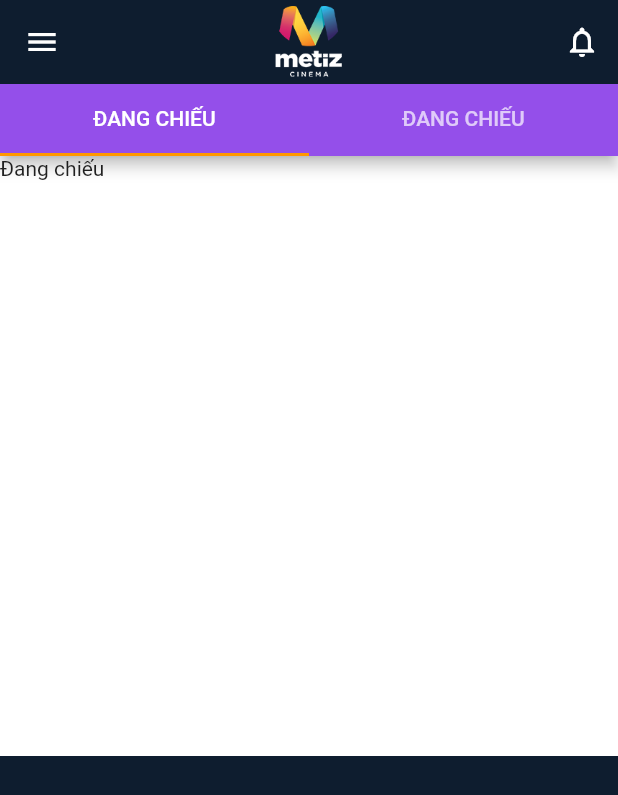
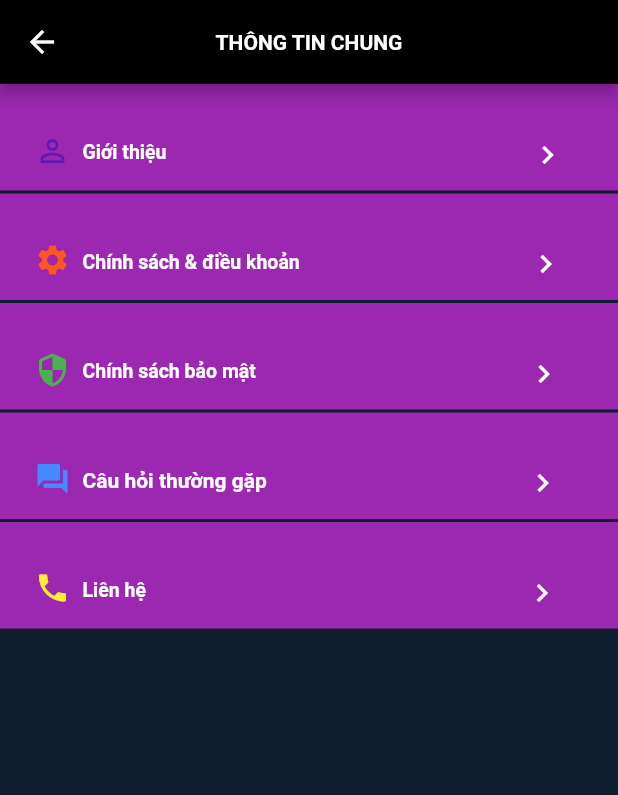
Before and after one commit to nam54828/Metiz_Cinema, a Flutter app: the screen it shows after launch, on a phone screen of 412 x 824 dp. Shown: the top 795 px of the screen. Run offline on Flutter 3.47's test engine with Material 2 defaults, Android fonts, the phone set to English and light mode, and no system bars; Roboto replaces fonts that are missing (Satoshi-bold).

Commit message:
Thông tin chung

```diff
--- /dev/null
+++ b/lib/components/about_introduce.dart
@@ -0,0 +1,77 @@
+import 'package:flutter/material.dart';
+import 'package:metiz_cinema/components/app_bar_home.dart';
+import 'package:metiz_cinema/screen/about.dart';
+
+class Introduce extends StatefulWidget {
+  const Introduce({Key? key}) : super(key: key);
+
+  @override
+  State<Introduce> createState() => _IntroduceState();
+}
+
+class _IntroduceState extends State<Introduce> {
+  @override
+  Widget build(BuildContext context) {
+    return Scaffold(
+      backgroundColor: Color.fromRGBO(14, 29, 47, 1),
+      body: SingleChildScrollView(
+        child: Stack(
+          children: [
+            Container(
+              color: Colors.black,
+              child: Column(
+                children: [
+                  Row(
+                    children: [
+                      Container(
+                        margin: EdgeInsets.only(top: 20, left: 20),
+                        child: IconButton(
+                          onPressed: () {
+                            Navigator.push(context,
+                                MaterialPageRoute(builder: (context) => About()));
+                          },
+                          icon: Icon(Icons.arrow_back),
+                          color: Color.fromRGBO(221, 221, 221, 1),
+                        ),
+                        decoration: BoxDecoration(
+                            color: Color.fromRGBO(255, 255, 255, 0.03),
+                            borderRadius: BorderRadius.circular(50)),
+                      ),
+                      Container(
+                        margin: EdgeInsets.only(left: 90, top: 20),
+                        child: Text(
+                          "GIỚI THIỆU",
+                          style: TextStyle(
+                              fontWeight: FontWeight.bold,
+                              color: Color.fromRGBO(230, 230, 230, 1)),
+                        ),
+                      ),
+                    ],
+                  ),
+                  Container(
+                    child: Stack(
+                      children: [
+                        Container(
+                          child: Image.asset('images/about_introduce.jpg'),
+                        ),
+                        Center(
+                          child: Container(
+                            margin: EdgeInsets.only(top: 150),
+                            child: Image.asset('images/logo_metiz.png',
+                              height: 80,
+                              width: 80,
+                            ),
+                          ),
+                        )
+                      ],
+                    ),
+                  )
+                ],
+              ),
+            ),
+          ],
+        ),
+      ),
+    );
+  }
+}
--- /dev/null
+++ b/lib/components/about_setting.dart
@@ -0,0 +1,21 @@
+import 'package:flutter/material.dart';
+
+class aboutSetting extends StatefulWidget {
+  const aboutSetting({Key? key}) : super(key: key);
+
+  @override
+  State<aboutSetting> createState() => _aboutSettingState();
+}
+
+class _aboutSettingState extends State<aboutSetting> {
+  @override
+  Widget build(BuildContext context) {
+    return Scaffold(
+      body: SingleChildScrollView(
+        child: Container(
+
+        ),
+      ),
+    );
+  }
+}
--- a/lib/components/app_bar_home.dart
+++ b/lib/components/app_bar_home.dart
@@ -1,4 +1,6 @@
 import 'package:flutter/material.dart';
+import 'package:metiz_cinema/main.dart';
+import 'package:metiz_cinema/screen/about.dart';
 import 'package:metiz_cinema/screen/commingsoon.dart';
 import 'package:metiz_cinema/screen/nowshow.dart';
 
@@ -56,6 +58,9 @@ class _AppBarHomeState extends State<AppBarHome> {
             ListTile(
               leading: Icon(Icons.home, color: Colors.green,),
               title: Text('Trang chủ'),
+              onTap: (){
+                Navigator.of(context).push(MaterialPageRoute(builder: (context) => AppBarHome()));
+              },
             ),
             ListTile(
               leading: Icon(Icons.calendar_month, color: Colors.orange,),
@@ -76,6 +81,9 @@ class _AppBarHomeState extends State<AppBarHome> {
             ListTile(
               leading: Icon(Icons.error, color: Colors.lightBlueAccent,),
               title: Text('Về Metiz Cinema'),
+              onTap: (){
+                Navigator.of(context).push(MaterialPageRoute(builder: (context) => About()));
+              },
             ),
           ],
         ),
--- a/lib/main.dart
+++ b/lib/main.dart
@@ -1,5 +1,8 @@
 import 'package:flutter/material.dart';
+import 'package:metiz_cinema/components/about_introduce.dart';
+import 'package:metiz_cinema/components/about_setting.dart';
 import 'package:metiz_cinema/components/app_bar_home.dart';
+import 'package:metiz_cinema/screen/about.dart';
 
 void main() {
   runApp(const MyApp());
@@ -13,7 +16,7 @@ class MyApp extends StatelessWidget {
     return MaterialApp(
       title: 'Metiz',
       debugShowCheckedModeBanner: false,
-      home: AppBarHome(),
+      home:About(),
     );
   }
 }
--- /dev/null
+++ b/lib/screen/about.dart
@@ -0,0 +1,252 @@
+import 'package:flutter/material.dart';
+import 'package:metiz_cinema/components/about_introduce.dart';
+import 'package:metiz_cinema/components/app_bar_home.dart';
+
+class About extends StatefulWidget {
+  const About({Key? key}) : super(key: key);
+
+  @override
+  State<About> createState() => _AboutState();
+}
+
+class _AboutState extends State<About> {
+  List<about> abouts = [
+    about('Giới thiệu','https://cdn-icons-png.flaticon.com/512/5968/5968517.png'),
+    about('Chính sách & điều khoản','https://www.iconpacks.net/icons/1/free-settings-icon-778-thumb.png'),
+    about('Chính sách bảo mật','https://cdn-icons-png.flaticon.com/512/929/929410.png'),
+    about('Câu hỏi thường gặp','https://cdn-icons-png.flaticon.com/512/46/46246.png'),
+    about('Liên hệ','https://freeiconshop.com/wp-content/uploads/edd/phone-flat.png'),
+  ];
+  @override
+  Widget build(BuildContext context) {
+    return Scaffold(
+      backgroundColor: Color.fromRGBO(14, 29, 47, 1),
+      appBar: AppBar(
+        backgroundColor: Colors.black,
+        centerTitle: true,
+        leading: IconButton(onPressed: () => Navigator.push(context, MaterialPageRoute(builder: (context) => AppBarHome())), icon: Icon(Icons.arrow_back)),
+        title: Text("THÔNG TIN CHUNG", style: TextStyle(
+          fontWeight: FontWeight.bold,
+          fontSize: 14
+        ),
+        ),
+      ),
+      body: SingleChildScrollView(
+        child: Container(
+          child: Column(
+            children: [
+              Container(
+                color: Colors.purple,
+                child: Row(
+                  children: [
+                    Container(
+                      margin: EdgeInsets.only(left: 15, top: 18),
+                      height: 40,
+                      width: 40,
+                      child: Icon(
+                        Icons.person_outline,
+                        color: Color.fromRGBO(6, 1, 180, 0.4),
+                      ),
+                    ),
+                    Column(
+                      children: [
+                        Container(
+                          margin:
+                          EdgeInsets.only(top: 20, right: 20),
+                          child: Text(
+                            "Giới thiệu",
+                            style: TextStyle(
+                              fontWeight: FontWeight.w700,
+                              fontSize: 13,
+                              color: Colors.white,
+                              fontFamily: 'Satoshi-bold',
+                            ),
+                          ),
+                        ),
+                      ],
+                    ),
+                    Container(
+                      margin: EdgeInsets.only(left: 210, top: 23),
+                      child: IconButton(
+                        onPressed: ()=> Navigator.push(context, MaterialPageRoute(builder: (context) => Introduce())),
+                        icon: Icon(Icons.chevron_right, color: Colors.white,),
+                      ),
+                    ),
+                  ],
+                ),
+              ),
+              SizedBox(height: 2,),
+              Container(
+                color: Colors.purple,
+                child: Row(
+                  children: [
+                    Container(
+                      margin: EdgeInsets.only(left: 15, top: 18),
+                      height: 40,
+                      width: 40,
+                      child: Icon(
+                        Icons.settings,
+                        color: Colors.deepOrange,
+                      ),
+                    ),
+                    Column(
+                      children: [
+                        Container(
+                          margin:
+                          EdgeInsets.only(top: 20, right: 20),
+                          child: Text(
+                            "Chính sách & điều khoản",
+                            style: TextStyle(
+                              fontWeight: FontWeight.w700,
+                              fontSize: 13,
+                              color: Colors.white,
+                              fontFamily: 'Satoshi-bold',
+                            ),
+                          ),
+                        ),
+                      ],
+                    ),
+                    Container(
+                      margin: EdgeInsets.only(left: 120, top: 23),
+                      child: IconButton(
+                        onPressed: (){},
+                        icon: Icon(Icons.chevron_right, color: Colors.white,),
+                      ),
+                    ),
+                  ],
+                ),
+              ),
+              SizedBox(height: 2,),
+              Container(
+                color: Colors.purple,
+                child: Row(
+                  children: [
+                    Container(
+                      margin: EdgeInsets.only(left: 15, top: 18),
+                      height: 40,
+                      width: 40,
+                      child: Icon(
+                        Icons.security_rounded,
+                        color: Colors.green,
+                      ),
+                    ),
+                    Column(
+                      children: [
+                        Container(
+                          margin:
+                          EdgeInsets.only(top: 20, right: 20),
+                          child: Text(
+                            "Chính sách bảo mật",
+                            style: TextStyle(
+                              fontWeight: FontWeight.w700,
+                              fontSize: 13,
+                              color: Colors.white,
+                              fontFamily: 'Satoshi-bold',
+                            ),
+                          ),
+                        ),
+                      ],
+                    ),
+                    Container(
+                      margin: EdgeInsets.only(left: 148, top: 23),
+                      child: IconButton(
+                        onPressed: (){},
+                        icon: Icon(Icons.chevron_right, color: Colors.white,),
+                      ),
+                    ),
+                  ],
+                ),
+              ),
+              SizedBox(height: 2,),
+              Container(
+                color: Colors.purple,
+                child: Row(
+                  children: [
+                    Container(
+                      margin: EdgeInsets.only(left: 15, top: 18),
+                      height: 40,
+                      width: 40,
+                      child: Icon(
+                        Icons.question_answer,
+                        color: Colors.blueAccent,
+                      ),
+                    ),
+                    Column(
+                      children: [
+                        Container(
+                          margin:
+                          EdgeInsets.only(top: 20, right: 20),
+                          child: Text(
+                            "Câu hỏi thường gặp",
+                            style: TextStyle(
+                              fontWeight: FontWeight.w700,
+                              color: Colors.white,
+                            ),
+                          ),
+                        ),
+                      ],
+                    ),
+                    Container(
+                      margin: EdgeInsets.only(left: 140, top: 23),
+                      child: IconButton(
+                        onPressed: (){},
+                        icon: Icon(Icons.chevron_right, color: Colors.white,),
+                      ),
+                    ),
+                  ],
+                ),
+              ),
+              SizedBox(height: 2,),
+              Container(
+                color: Colors.purple,
+                child: Row(
+                  children: [
+                    Container(
+                      margin: EdgeInsets.only(left: 15, top: 17),
+                      height: 40,
+                      width: 40,
+                      child: Icon(
+                        Icons.phone,
+                        color: Colors.yellow,
+                      ),
+                    ),
+                    Column(
+                      children: [
+                        Container(
+                          margin:
+                          EdgeInsets.only(top: 20, right: 20),
+                          child: Text(
+                            "Liên hệ",
+                            style: TextStyle(
+                              fontWeight: FontWeight.w700,
+                              fontSize: 13,
+                              color: Colors.white,
+                              fontFamily: 'Satoshi-bold',
+                            ),
+                          ),
+                        ),
+                      ],
+                    ),
+                    Container(
+                      margin: EdgeInsets.only(left: 220, top: 23),
+                      child: IconButton(
+                       onPressed: (){},
+                        icon: Icon(Icons.chevron_right, color: Colors.white,),
+                      ),
+                    ),
+                  ],
+                ),
+              ),
+            ],
+          )
+        ),
+      ),
+    );
+  }
+}
+
+class about {
+  String name;
+  String leadicon;
+  about(this.name, this.leadicon);
+}
```
Also changed, not shown: images/about_introduce.jpg (added).
